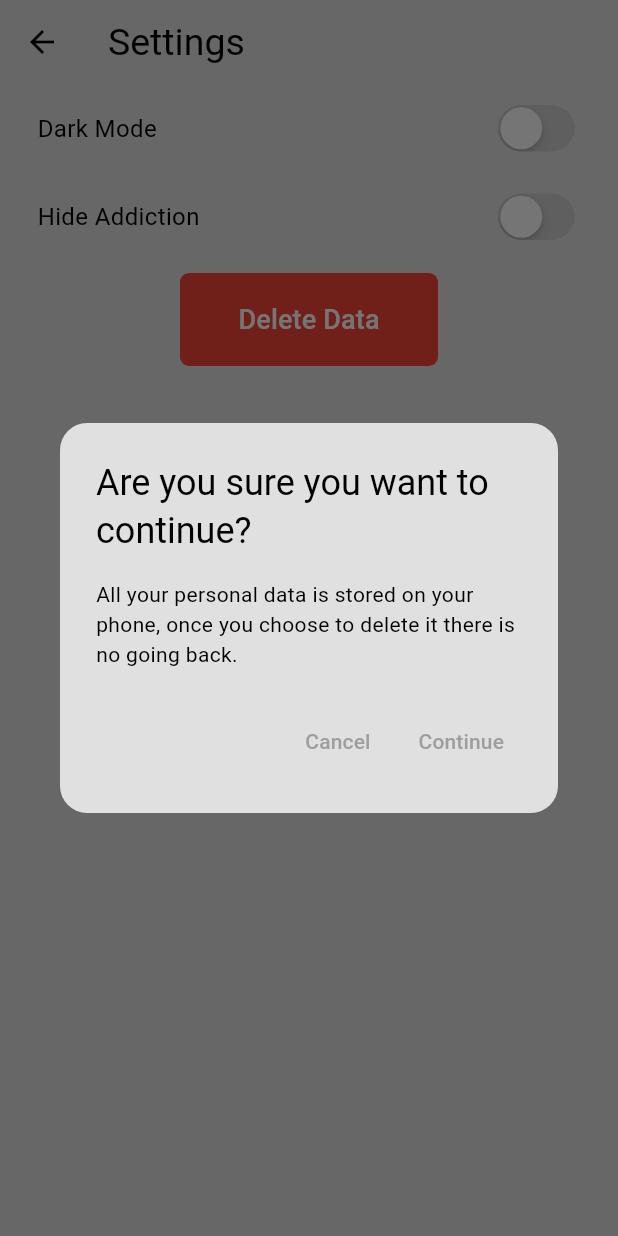
After one commit to 1nsomnes/minimal_addiction_beater, a Flutter app: the SettingsPage screen opened directly, after a tap on "Delete Data", on a phone screen of 412 x 824 dp. The commit adds this screen. Run offline on Flutter 3.47's test engine with Material 3 defaults, Android fonts, the phone set to English and light mode, and no system bars; our stand-ins replace flutter_heatmap_calendar, isar, shared_preferences, smooth_page_indicator; accounts and stored records are empty; generated files the repository leaves out were written again; Roboto replaces fonts that are missing (Arial).

Commit message:
delete data option in settings

```diff
--- /dev/null
+++ b/lib/components/popups/yes_no_dialog.dart
@@ -0,0 +1,37 @@
+import 'package:flutter/material.dart';
+
+class MyYesNoDialog extends StatelessWidget {
+  const MyYesNoDialog({
+    super.key,
+    required this.title,
+    required this.description,
+    required this.okPressed,
+  });
+
+  final String title;
+  final String description;
+  final Function okPressed;
+
+  @override
+  Widget build(BuildContext context) {
+    return AlertDialog(
+        shape: RoundedRectangleBorder(borderRadius: BorderRadius.circular(18)),
+        elevation: 16,
+        title: Text(title),
+        content: Text(description),
+        actions: <Widget>[
+          TextButton(
+            onPressed: () {
+              Navigator.pop(context);
+            },
+            child: const Text('Cancel'),
+          ),
+          TextButton(
+            onPressed: () {
+              okPressed();
+            },
+            child: const Text('Continue'),
+          ),
+        ]);
+  }
+}
--- a/lib/components/settings/settings_switch.dart
+++ b/lib/components/settings/settings_switch.dart
@@ -1,4 +1,3 @@
-import 'package:flutter/material.dart';
 import 'package:flutter/cupertino.dart';
 
 class MySettingsSwitch extends StatelessWidget {
--- a/lib/pages/settings_page.dart
+++ b/lib/pages/settings_page.dart
@@ -1,7 +1,11 @@
 import 'package:flutter/material.dart';
+import 'package:minimal_addiciton_beater/components/database/addiction_database.dart';
+import 'package:minimal_addiciton_beater/components/popups/yes_no_dialog.dart';
 import 'package:minimal_addiciton_beater/components/settings/settings_switch.dart';
+import 'package:minimal_addiciton_beater/pages/intro_page.dart';
 import 'package:minimal_addiciton_beater/theme/theme_provider.dart';
 import 'package:provider/provider.dart';
+import 'package:shared_preferences/shared_preferences.dart';
 
 class SettingsPage extends StatelessWidget {
   const SettingsPage({super.key});
@@ -21,7 +25,56 @@ class SettingsPage extends StatelessWidget {
             },
           ),
           MySettingsSwitch(
-              name: "Hide Addiction", value: false, onChanged: (val) {})
+              name: "Hide Addiction", value: false, onChanged: (val) {}),
+          Padding(
+            padding: const EdgeInsets.symmetric(vertical: 8.0, horizontal: 120),
+            child: TextButton(
+              onPressed: () {
+                showDialog(
+                    context: context,
+                    builder: (context) {
+                      return MyYesNoDialog(
+                          title: "Are you sure you want to continue?",
+                          description:
+                              "All your personal data is stored on your phone, once you choose to delete it there is no going back.",
+                          okPressed: () async {
+                            await Provider.of<AddictionDatabase>(context,
+                                    listen: false)
+                                .clearDatabase();
+                            SharedPreferences prefs =
+                                await SharedPreferences.getInstance();
+                            await prefs.setBool('isIntroSeen', false);
+                            Navigator.pushReplacement(
+                                context,
+                                MaterialPageRoute(
+                                    builder: (context) => const IntroPage()));
+                          });
+                    });
+              },
+              style: TextButton.styleFrom(
+                backgroundColor: Colors.red,
+                shape: const RoundedRectangleBorder(
+                  borderRadius: BorderRadius.all(Radius.circular(6.0)),
+                ),
+                padding: const EdgeInsets.symmetric(
+                    horizontal: 16, vertical: 18), // Padding inside the button
+              ),
+              child: const Row(
+                mainAxisAlignment:
+                    MainAxisAlignment.center, // Center the content
+                children: [
+                  Text(
+                    'Delete Data',
+                    style: TextStyle(
+                      color: Colors.white, // Text color
+                      fontSize: 18, // Text size
+                      fontFamily: "Arial",
+                    ),
+                  ),
+                ],
+              ),
+            ),
+          ),
         ]));
   }
 }
```
Also changed, not shown: lib/pages/home_page.dart (+5 -7 lines).
